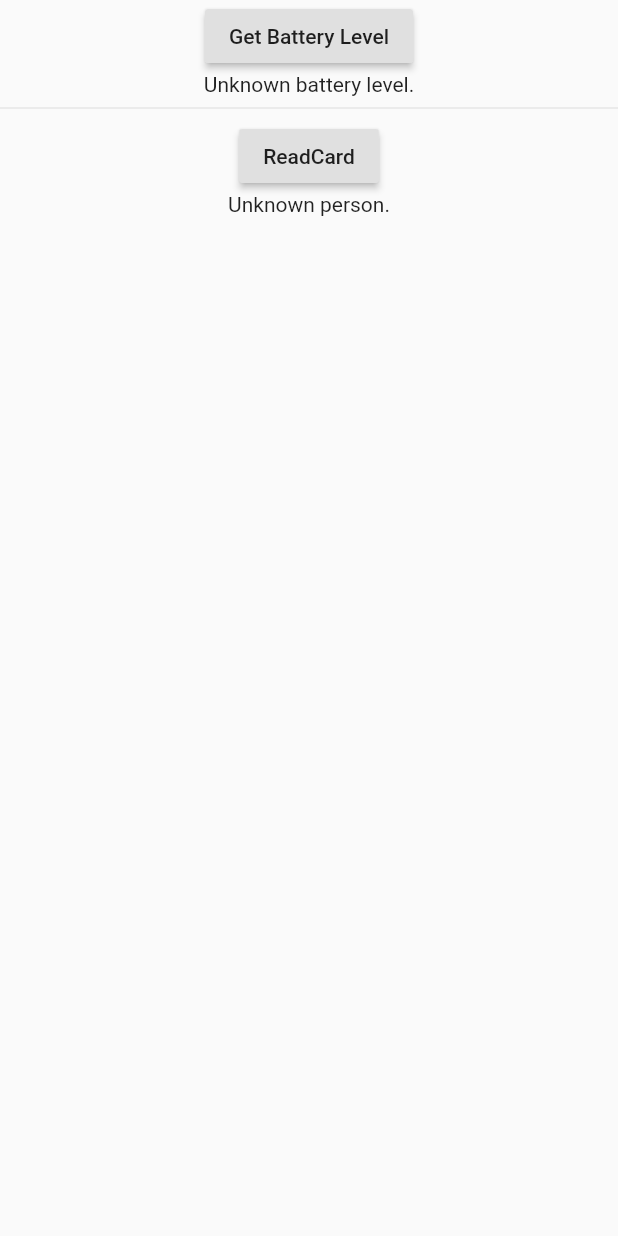
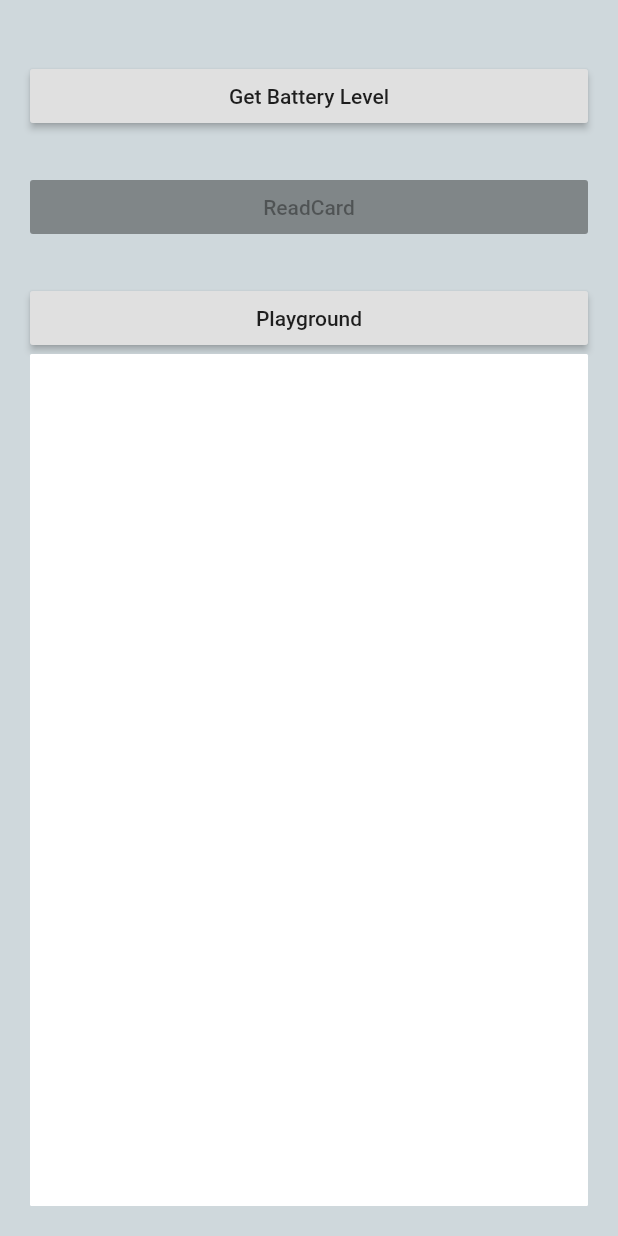
Before and after one commit to solidarychain/solidarychain-mobile-flutter-scom-citizencard-starter, a Flutter app: the screen it shows after launch, on a phone screen of 412 x 824 dp. Run offline on Flutter 3.47's test engine with Material 2 defaults, Android fonts, the phone set to English and light mode, and no system bars.

Commit message:
working on enable disable ui components based on card events

```diff
--- /dev/null
+++ b/lib/constants.dart
@@ -0,0 +1,3 @@
+const String PLATFORM_EVENT_CHANNEL = 'channel-events';
+const String METHOD_CHANNEL_BATTERY = "network.solidary.mobile/battery";
+const String METHOD_CHANNEL_CITIZEN_CARD = "network.solidary.mobile/citizencard";
--- a/lib/events.dart
+++ b/lib/events.dart
@@ -1,6 +1,8 @@
 import 'package:flutter/services.dart';
 
-const _channel = const EventChannel('events');
+import 'constants.dart';
+
+const _channel = const EventChannel(PLATFORM_EVENT_CHANNEL);
 
 typedef void Listener(dynamic msg);
 typedef void CancelListening();
--- a/lib/main.dart
+++ b/lib/main.dart
@@ -1,16 +1,24 @@
+import 'dart:convert';
+
 import 'package:flutter/cupertino.dart';
 import 'package:flutter/material.dart';
 import 'package:flutter/services.dart';
+import 'package:flutter/widgets.dart';
 
+import 'constants.dart';
+import 'types.dart';
 import 'events.dart';
+import 'person_payload.dart';
 
 void main() => runApp(MyApp());
 
-// Get battery level.
-String _batteryLevel = 'Unknown battery level.';
-dynamic _personPayload = 'Unknown person.';
-String _eventResult = '';
+// state vars
+String _batteryLevel = '';
+String _lastCardEventTypeStatus = '';
+String _logContent = '';
+dynamic _readCardFunction = null;
 CancelListening _cancelListening;
+bool _running = false;
 
 class MyApp extends StatelessWidget {
   // This widget is the root of your application.
@@ -19,18 +27,9 @@ class MyApp extends StatelessWidget {
     return MaterialApp(
       title: 'Flutter Demo',
       theme: ThemeData(
-        // This is the theme of your application.
-        //
-        // Try running your application with "flutter run". You'll see the
-        // application has a blue toolbar. Then, without quitting the app, try
-        // changing the primarySwatch below to Colors.green and then invoke
-        // "hot reload" (press "r" in the console where you ran "flutter run",
-        // or simply save your changes to "hot reload" in a Flutter IDE).
-        // Notice that the counter didn't reset back to zero; the application
-        // is not restarted.
         primarySwatch: Colors.blue,
       ),
-      home: MyHomePage(title: 'Flutter Demo Home Page'),
+      home: MyHomePage(title: 'SolidaryChain: CitizenCard Reader'),
     );
   }
 }
@@ -41,12 +40,10 @@ class MyHomePage extends StatefulWidget {
   // This widget is the home page of your application. It is stateful, meaning
   // that it has a State object (defined below) that contains fields that affect
   // how it looks.
-
   // This class is the configuration for the state. It holds the values (in this
   // case the title) provided by the parent (in this case the App widget) and
   // used by the build method of the State. Fields in a Widget subclass are
   // always marked "final".
-
   final String title;
 
   // state object
@@ -57,16 +54,14 @@ class MyHomePage extends StatefulWidget {
 // Call inside a setState({ }) block to be able to reflect changes on screen
 void log(String logString) {
   // add to top
-  _eventResult = '${logString.toString()}\n$_eventResult';
+  _logContent = '${logString.toString()}\n$_logContent';
 }
 
 // state object
 class _MyHomePageState extends State<MyHomePage> {
-  // method channel: single platform method that returns the battery level
-  static const platformBattery =
-      const MethodChannel('samples.flutter.dev/battery');
-  static const platformCitizenCard =
-      const MethodChannel('samples.flutter.dev/citizencard');
+  // method channel: single platform method that returns the battery level: must match METHOD_CHANNEL_BATTERY and METHOD_CHANNEL_CITIZEN_CARD on android
+  static const platformBattery = const MethodChannel(METHOD_CHANNEL_BATTERY);
+  static const platformCitizenCard = const MethodChannel(METHOD_CHANNEL_CITIZEN_CARD);
 
   @override
   void initState() {
@@ -74,6 +69,11 @@ class _MyHomePageState extends State<MyHomePage> {
     _cancelListening = startListening((msg) {
       setState(() {
         log(msg);
+        if (cardEventType.containsKey(msg)) {
+          _lastCardEventTypeStatus = msg;
+          // enable/disable button
+          _readCardFunction = (enumTypeFromString('cardEventTypeState.$msg') == cardEventTypeState.CARD_READY) ? _readCardFunction : null;
+        }
       });
     });
   }
@@ -87,42 +87,57 @@ class _MyHomePageState extends State<MyHomePage> {
   @override
   Widget build(BuildContext context) {
     return Material(
-      child: Center(
+      child: Container(
+        color: Colors.blueGrey[100],
+        child: Container(
+          margin: EdgeInsets.only(left: 20.0, top: 40.0, right: 20.0, bottom: 20.0),
           child: Column(
-          mainAxisAlignment: MainAxisAlignment.spaceEvenly,
+            crossAxisAlignment: CrossAxisAlignment.stretch,
             children: [
               RaisedButton(
                 child: Text('Get Battery Level'),
                 onPressed: _getBatteryLevel,
               ),
-            Text(_batteryLevel),
-            Divider(),
+              Padding(
+                padding: const EdgeInsets.only(top: 5.0, bottom: 5.0),
+                child: Text(_batteryLevel),
+              ),
               RaisedButton(
                 child: Text('ReadCard'),
-              onPressed: _getPersonPayload,
+                onPressed: _readCardFunction,
               ),
-            Text(_personPayload),
-            // Divider(),
-            // RaisedButton(
-            //  child: Text('Playground'),
-            //  onPressed: _runPlayground,
-            // ),
-            new Expanded(
-              flex: 1,
-              child: new SingleChildScrollView(
-                child: FittedBox(
+              Padding(
+                padding: const EdgeInsets.only(top: 5.0, bottom: 5.0),
+                child: Text(_lastCardEventTypeStatus),
+              ),
+              RaisedButton(
+                child: Text('Playground'),
+                onPressed: _runPlayground,
+              ),
+              Expanded(
+                child: Container(
+                  decoration: new BoxDecoration(
+                    borderRadius: new BorderRadius.circular(1.0),
+                    color: Colors.white,
+                  ),
+                  child: Padding(
+                    padding: const EdgeInsets.all(8.0),
+                    child: Container(
                       child: new Text(
-                    _eventResult,
+                        _logContent,
                         style: new TextStyle(
-                      fontSize: 14.0,
-                      color: Colors.black,
+                          fontSize: 8.0,
+                          color: Colors.black87,
+                        ),
+                        textAlign: TextAlign.left,
+                        overflow: TextOverflow.fade,
                       ),
                     ),
-                  fit: BoxFit.contain,
                   ),
                 ),
               ),
             ],
+          ),
         ),
       ),
     );
@@ -143,27 +158,22 @@ class _MyHomePageState extends State<MyHomePage> {
   }
 
   Future<void> _getPersonPayload() async {
-    dynamic personPayload;
     try {
-      final dynamic result =
-          await platformCitizenCard.invokeMethod('getCitizenCardData');
-      personPayload = 'Person Payload $result';
+      final Map<String, dynamic> result = await platformCitizenCard.invokeMapMethod('getCitizenCardData');
+      setState(() {
+        var person = Person.fromJson(result);
+        // eventResult log
+        log('${person.firstName}, ${person.lastName}');
+      });
     } on PlatformException catch (e) {
-      personPayload = "Failed to get Person Payload: '${e.message}'.";
+      log('Failed to get Person Payload: ${e.message}.');
+    }
   }
 
-    setState(() {
-      _personPayload = personPayload;
-    });
-  }
-
-/*
 // Main function called when playground is run
-  bool running = false;
-
   void _runPlayground() async {
-    if (running) return;
-    running = true;
+    if (_running) return;
+    _running = true;
     var cancel = startListening((msg) {
       setState(() {
         log(msg);
@@ -172,7 +182,6 @@ class _MyHomePageState extends State<MyHomePage> {
 
     await Future.delayed(Duration(seconds: 10));
     cancel();
-    running = false;
+    _running = false;
   }
-  */
 }
--- /dev/null
+++ b/lib/person_payload.dart
@@ -0,0 +1,109 @@
+class Person {
+  final String emittingEntity;
+  final String country;
+  final String documentType;
+  final String documentNumber;
+  final String pan;
+  final String cardVersion;
+  final String emissionDate;
+  final String requestLocation;
+  final String expirationDate;
+  final String lastName;
+  final String firstName;
+  final String gender;
+  final String nationality;
+  final String birthDate;
+  final String height;
+  final String identityNumber;
+  final String motherLastName;
+  final String motherFirstName;
+  final String fatherLastName;
+  final String fatherFirstName;
+  final String fiscalNumber;
+  final String socialSecurityNumber;
+  final String beneficiaryNumber;
+  final String otherInformation;
+  final String cardType;
+
+  Person(
+    this.emittingEntity,
+    this.country,
+    this.documentType,
+    this.documentNumber,
+    this.pan,
+    this.cardVersion,
+    this.emissionDate,
+    this.requestLocation,
+    this.expirationDate,
+    this.lastName,
+    this.firstName,
+    this.gender,
+    this.nationality,
+    this.birthDate,
+    this.height,
+    this.identityNumber,
+    this.motherLastName,
+    this.motherFirstName,
+    this.fatherLastName,
+    this.fatherFirstName,
+    this.fiscalNumber,
+    this.socialSecurityNumber,
+    this.beneficiaryNumber,
+    this.otherInformation,
+    this.cardType,
+  );
+
+  Person.fromJson(Map<String, dynamic> json)
+      : emittingEntity = json['emittingEntity'],
+        country = json['country'],
+        documentType = json['documentType'],
+        documentNumber = json['documentNumber'],
+        pan = json['pan'],
+        cardVersion = json['cardVersion'],
+        emissionDate = json['emissionDate'],
+        requestLocation = json['requestLocation'],
+        expirationDate = json['expirationDate'],
+        lastName = json['lastName'],
+        firstName = json['firstName'],
+        gender = json['gender'],
+        nationality = json['nationality'],
+        birthDate = json['birthDate'],
+        height = json['height'],
+        identityNumber = json['identityNumber'],
+        motherLastName = json['motherLastName'],
+        motherFirstName = json['motherFirstName'],
+        fatherLastName = json['fatherLastName'],
+        fatherFirstName = json['fatherFirstName'],
+        fiscalNumber = json['fiscalNumber'],
+        socialSecurityNumber = json['socialSecurityNumber'],
+        beneficiaryNumber = json['beneficiaryNumber'],
+        otherInformation = json['otherInformation'],
+        cardType = json['cardType'];
+
+  Map<String, dynamic> toJson() => {
+        'emittingEntity': emittingEntity,
+        'country': country,
+        'documentNumber': documentNumber,
+        'pan': pan,
+        'cardVersion': cardVersion,
+        'emissionDate': emissionDate,
+        'requestLocation': requestLocation,
+        'expirationDate': expirationDate,
+        'lastName': lastName,
+        'firstName': firstName,
+        'gender': gender,
+        'nationality': nationality,
+        'birthDate': birthDate,
+        'height': height,
+        'identityNumber': identityNumber,
+        'motherLastName': motherLastName,
+        'motherFirstName': motherFirstName,
+        'fatherLastName': fatherLastName,
+        'fatherFirstName': fatherFirstName,
+        'fiscalNumber': fiscalNumber,
+        'socialSecurityNumber': socialSecurityNumber,
+        'beneficiaryNumber': beneficiaryNumber,
+        'otherInformation': otherInformation,
+        'cardType': cardType,
+      };
+}
```
Also changed, not shown: pubspec.lock, 5 other files. Lines whose indentation alone changed are shown as unchanged.
